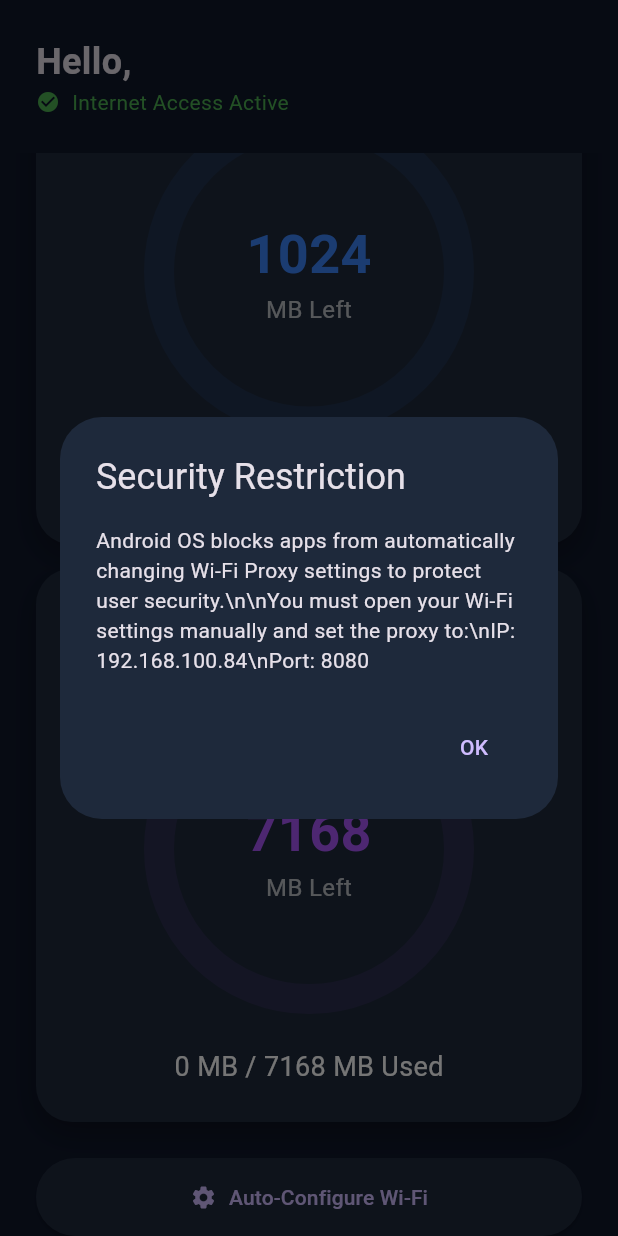
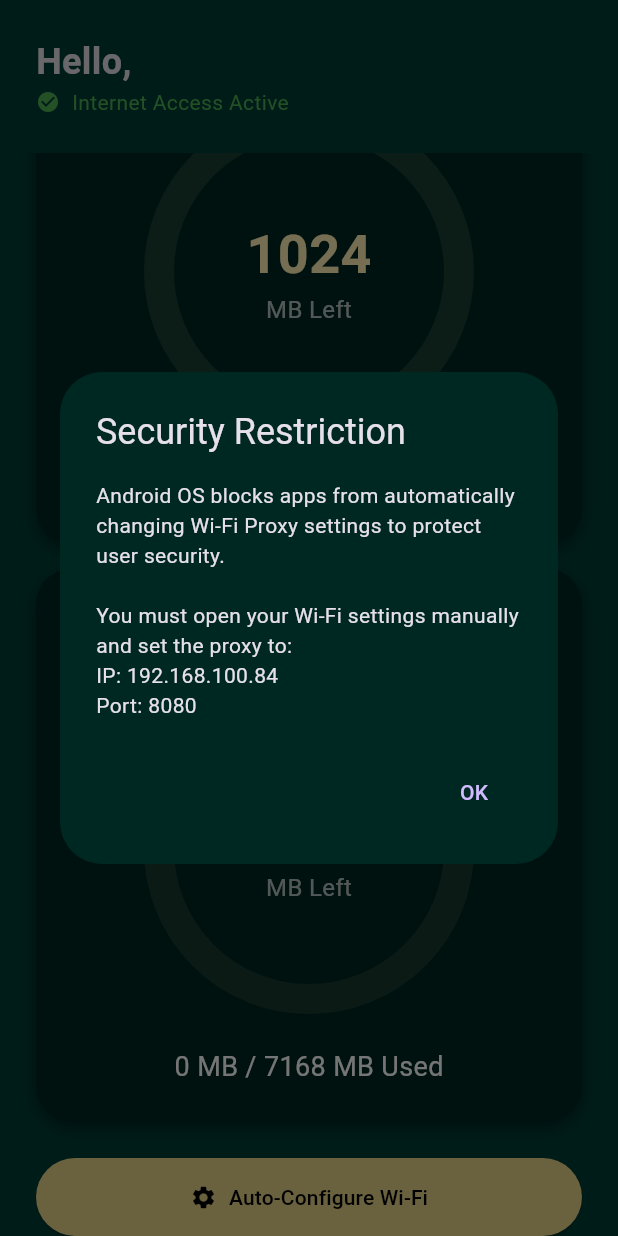
Before and after one commit to yousef-812/GigaLimit, a Flutter app: the DashboardScreen screen opened directly, scrolled down 108 dp, after a tap on "Auto-Configure Wi-Fi", on a phone screen of 412 x 824 dp. Run offline on Flutter 3.47's test engine with Material 3 defaults, Android fonts, the phone set to English and light mode, and no system bars; our stand-ins replace shared_preferences; accounts and stored records are empty.

```diff
--- /dev/null
+++ b/mobile/capacitor.config.json
@@ -0,0 +1,5 @@
+{
+  "appId": "com.gigalimit.app",
+  "appName": "GigaLimit",
+  "webDir": "www"
+}
--- a/mobile_app/lib/main.dart
+++ b/mobile_app/lib/main.dart
@@ -4,7 +4,18 @@ import 'package:flutter/material.dart';
 import 'package:shared_preferences/shared_preferences.dart';
 import 'package:http/http.dart' as http;
 
+import 'package:http/http.dart' as http;
+
+class MyHttpOverrides extends HttpOverrides {
+  @override
+  HttpClient createHttpClient(SecurityContext? context) {
+    return super.createHttpClient(context)
+      ..badCertificateCallback = (X509Certificate cert, String host, int port) => true;
+  }
+}
+
 void main() {
+  HttpOverrides.global = MyHttpOverrides();
   runApp(const GigaLimitApp());
 }
 
@@ -17,8 +28,9 @@ class GigaLimitApp extends StatelessWidget {
       title: 'Giga Limit',
       theme: ThemeData(
         brightness: Brightness.dark,
-        primaryColor: const Color(0xFF3B82F6),
-        scaffoldBackgroundColor: const Color(0xFF0F172A),
+        primaryColor: const Color(0xFFFFEFB3), // Butter
+        scaffoldBackgroundColor: const Color(0xFF013E37), // Dark Green
+        cardColor: const Color(0xFF002823), // Darker Green for cards
         fontFamily: 'Roboto',
       ),
       home: const BootScreen(),
@@ -58,7 +70,7 @@ class _BootScreenState extends State<BootScreen> {
   @override
   Widget build(BuildContext context) {
     return const Scaffold(
-      body: Center(child: CircularProgressIndicator(color: Color(0xFF3B82F6))),
+      body: Center(child: CircularProgressIndicator(color: Color(0xFFFFEFB3))),
     );
   }
 }
@@ -89,7 +101,7 @@ class _RegistrationScreenState extends State<RegistrationScreen> {
 
     try {
       final res = await http.post(
-        Uri.parse('http://$serverIp:3000/api/register'),
+        Uri.parse('https://$serverIp:3000/api/register'),
         headers: {'Content-Type': 'application/json'},
         body: jsonEncode({'device_id': deviceId, 'name': _nameController.text}),
       );
@@ -193,7 +205,7 @@ class _DashboardScreenState extends State<DashboardScreen> {
   Future<void> _fetchStats() async {
     if (serverIp.isEmpty) return;
     try {
-      final res = await http.get(Uri.parse('http://$serverIp:3000/api/status/$deviceId'));
+      final res = await http.get(Uri.parse('https://$serverIp:3000/api/status/$deviceId'));
       if (res.statusCode == 200) {
         setState(() {
           final data = jsonDecode(res.body);
@@ -243,21 +255,25 @@ class _DashboardScreenState extends State<DashboardScreen> {
               child: ListView(
                 padding: const EdgeInsets.symmetric(horizontal: 24),
                 children: [
-                  _buildQuotaCard('Daily Quota', usedMB, limitMB, const Color(0xFF3B82F6)),
+                  _buildQuotaCard('Daily Quota', usedMB, limitMB, const Color(0xFFFFEFB3)),
                   const SizedBox(height: 16),
-                  _buildQuotaCard('Weekly Quota', wUsedMB, wLimitMB, const Color(0xFFA855F7)),
+                  _buildQuotaCard('Weekly Quota', wUsedMB, wLimitMB, const Color(0xFFE6D38A)),
                   const SizedBox(height: 24),
                   ElevatedButton.icon(
                     icon: const Icon(Icons.settings),
                     label: const Text('Auto-Configure Wi-Fi'),
-                    style: ElevatedButton.styleFrom(padding: const EdgeInsets.all(16), backgroundColor: const Color(0xFF1E293B)),
+                    style: ElevatedButton.styleFrom(
+                      padding: const EdgeInsets.all(16),
+                      backgroundColor: const Color(0xFFE6D38A),
+                      foregroundColor: Colors.black,
+                    ),
                     onPressed: () {
                       showDialog(
                         context: context,
                         builder: (_) => AlertDialog(
-                          backgroundColor: const Color(0xFF1E293B),
+                          backgroundColor: const Color(0xFF002823),
                           title: const Text('Security Restriction'),
-                          content: const Text('Android OS blocks apps from automatically changing Wi-Fi Proxy settings to protect user security.\\n\\nYou must open your Wi-Fi settings manually and set the proxy to:\\nIP: 192.168.100.84\\nPort: 8080'),
+                          content: const Text('Android OS blocks apps from automatically changing Wi-Fi Proxy settings to protect user security.\n\nYou must open your Wi-Fi settings manually and set the proxy to:\nIP: 192.168.100.84\nPort: 8080'),
                           actions: [
                             TextButton(onPressed: () => Navigator.pop(context), child: const Text('OK'))
                           ]
@@ -281,13 +297,13 @@ class _DashboardScreenState extends State<DashboardScreen> {
     return Container(
       padding: const EdgeInsets.all(24),
       decoration: BoxDecoration(
-        color: const Color(0xFF1E293B),
+        color: const Color(0xFF002823),
         borderRadius: BorderRadius.circular(24),
-        boxShadow: [
+        boxShadow: const [
           BoxShadow(
-            color: Colors.black.withOpacity(0.3),
-            blurRadius: 15,
-            offset: const Offset(0, 8),
+            color: Colors.black45,
+            blurRadius: 10,
+            offset: Offset(0, 4),
           )
         ]
       ),
```
Also changed, not shown: mobile/package.json (added, +18 -0 lines), mobile/package-lock.json (added), mobile_app/assets/icon.png, 28 other files.
